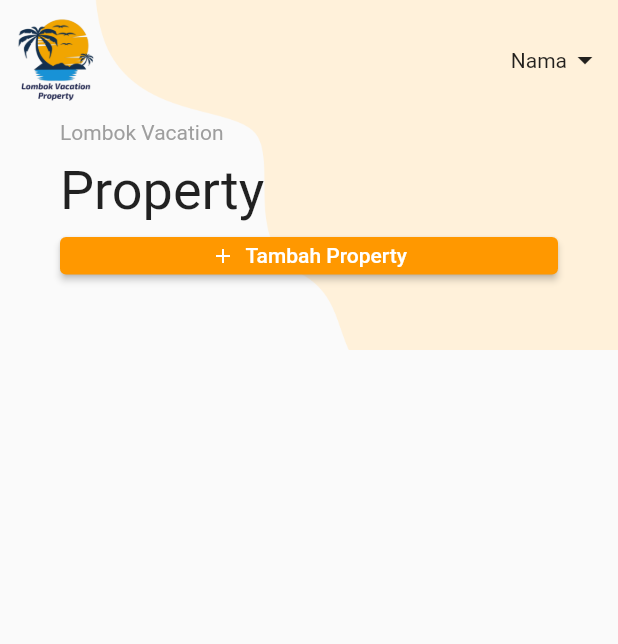
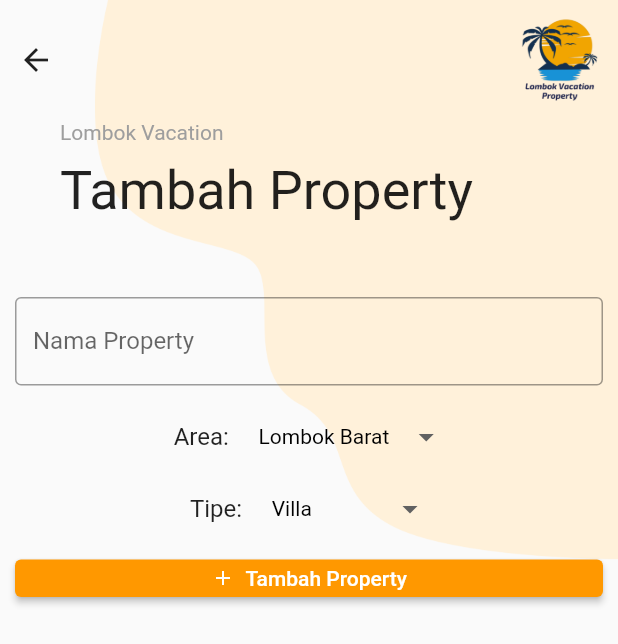
Before and after one commit to vitomichael/mobile-lombok-vacation, a Flutter app: the Property screen opened directly, after a tap on "Tambah Property", on a phone screen of 412 x 824 dp. Shown: the top 644 px of the screen. Run offline on Flutter 3.47's test engine with Material 2 defaults, Android fonts, the light colour scheme and no system bars.

Commit message:
[ADD] add Property page

```diff
--- a/lib/page/home/property.dart
+++ b/lib/page/home/property.dart
@@ -1,5 +1,7 @@
 import 'package:flutter/material.dart';
 import 'package:tubes/page/home/home.dart';
+import 'package:tubes/page/property/add_property.dart';
+import 'package:tubes/page/user/register.dart';
 
 class Property extends StatelessWidget {
   const Property({Key? key}) : super(key: key);
@@ -50,7 +52,13 @@
                             ),
                           ],
                         ),
-                        onPressed: () {},
+                        onPressed: () {
+                          Navigator.push(
+                            context,
+                            MaterialPageRoute(
+                                builder: (context) => const AddProperty()),
+                          );
+                        },
                       ),
                     ),
                   ],
--- /dev/null
+++ b/lib/page/property/add_property.dart
@@ -0,0 +1,158 @@
+import 'package:flutter/material.dart';
+import 'package:tubes/page/home/home.dart';
+import 'package:tubes/page/home/property.dart';
+import 'package:tubes/page/user/register.dart';
+
+class AddProperty extends StatefulWidget {
+  const AddProperty({Key? key}) : super(key: key);
+
+  @override
+  State<AddProperty> createState() => _AddPropertyState();
+}
+
+class _AddPropertyState extends State<AddProperty> {
+  @override
+  Widget build(BuildContext context) {
+    TextEditingController nameController = TextEditingController();
+    TextEditingController areaController = TextEditingController();
+    TextEditingController typeController = TextEditingController();
+    String area = 'Lombok Barat';
+    String type = 'Villa';
+    return Scaffold(
+        body: SingleChildScrollView(
+      child: Container(
+        decoration: const BoxDecoration(
+          image: DecorationImage(
+            image: AssetImage("assets/images/cover.png"),
+            fit: BoxFit.cover,
+          ),
+        ),
+        child: Column(
+          children: [
+            Row(
+              mainAxisAlignment: MainAxisAlignment.spaceBetween,
+              children: [
+                IconButton(
+                  icon: Icon(Icons.arrow_back),
+                  highlightColor: Colors.pink,
+                  onPressed: () {
+                    Navigator.push(
+                      context,
+                      MaterialPageRoute(builder: (context) => const Home()),
+                    );
+                  },
+                ),
+                logo(80),
+              ],
+            ),
+            Container(
+              alignment: Alignment.topLeft,
+              margin: const EdgeInsets.fromLTRB(40, 0, 0, 40),
+              child: Column(
+                crossAxisAlignment: CrossAxisAlignment.start,
+                children: [
+                  const Text("Lombok Vacation",
+                      style: TextStyle(color: Colors.grey, fontSize: 14)),
+                  const SizedBox(height: 10),
+                  const Text("Tambah Property",
+                      style: TextStyle(color: Colors.black87, fontSize: 36)),
+                ],
+              ),
+            ),
+            inputText(nameController, "Nama Property"),
+            Row(
+              mainAxisAlignment: MainAxisAlignment.center,
+              children: [
+                Text("Area:     ", style: TextStyle(fontSize: 16)),
+                DropdownButton<String>(
+                  value: area,
+                  elevation: 20,
+                  style: const TextStyle(color: Colors.black),
+                  underline: Container(
+                    height: 1,
+                  ),
+                  onChanged: (String? newValue) {
+                    setState(() {
+                      area = newValue!;
+                    });
+                  },
+                  items: <String>[
+                    'Lombok Barat',
+                    'Lombok Utara',
+                    'Lombok Timur',
+                    'Lombok Tengah',
+                    'Kota Mataram',
+                    'Gili'
+                  ].map<DropdownMenuItem<String>>((String value) {
+                    return DropdownMenuItem<String>(
+                      value: value,
+                      child: Text(value),
+                    );
+                  }).toList(),
+                ),
+              ],
+            ),
+            Row(
+              mainAxisAlignment: MainAxisAlignment.center,
+              children: [
+                Text("Tipe:     ", style: TextStyle(fontSize: 16)),
+                DropdownButton<String>(
+                  value: type,
+                  elevation: 20,
+                  style: const TextStyle(color: Colors.black),
+                  underline: Container(
+                    height: 1,
+                  ),
+                  onChanged: (String? value) {
+                    setState(() {
+                      type = value!;
+                    });
+                  },
+                  items: <String>[
+                    'Villa',
+                    'Hotel',
+                    'Guest House',
+                    'Cottage',
+                  ].map<DropdownMenuItem<String>>((String value) {
+                    return DropdownMenuItem<String>(
+                      value: value,
+                      child: Text(value),
+                    );
+                  }).toList(),
+                ),
+              ],
+            ),
+            Container(
+              height: 25,
+              margin: const EdgeInsets.fromLTRB(10, 10, 10, 10),
+              child: ElevatedButton(
+                child: Row(
+                  mainAxisAlignment: MainAxisAlignment.center,
+                  children: [
+                    const Icon(
+                      Icons.add,
+                      color: Colors.white,
+                      size: 16,
+                    ),
+                    const SizedBox(width: 7),
+                    const Text(
+                      'Tambah Property',
+                      style: TextStyle(color: Colors.white),
+                    ),
+                  ],
+                ),
+                onPressed: () {
+                  Navigator.push(
+                    context,
+                    MaterialPageRoute(
+                        builder: (context) => const AddProperty()),
+                  );
+                },
+              ),
+            )
+          ],
+        ),
+      ),
+    ));
+  }
+}
```
